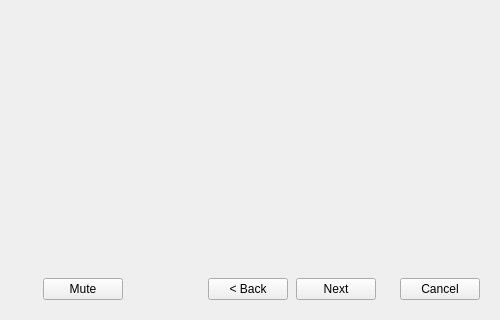
First picture: the form in src/installerwindow.ui, repository CommitteeOfZero/noidget, before the edit; both pictures show x 0 to 500 and y 260 to 580 of the 500 by 580 pixel window.
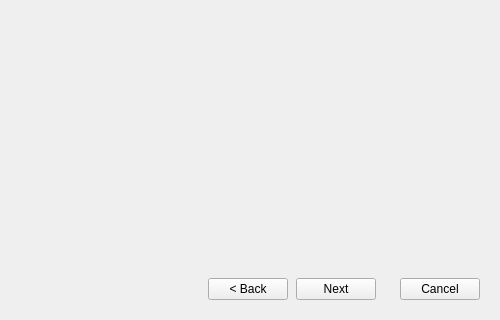
Second picture: the form after the edit. Icons and pictures are not drawn.

Commit message: 'titlebar' buttons

```diff
--- a/src/installerwindow.ui
+++ b/src/installerwindow.ui
@@ -137,39 +137,6 @@
              <property name="topMargin">
               <number>0</number>
              </property>
-             <item>
-              <widget class="QPushButton" name="muteButton">
-               <property name="sizePolicy">
-                <sizepolicy hsizetype="Minimum" vsizetype="Preferred">
-                 <horstretch>0</horstretch>
-                 <verstretch>0</verstretch>
-                </sizepolicy>
-               </property>
-               <property name="minimumSize">
-                <size>
-                 <width>60</width>
-                 <height>0</height>
-                </size>
-               </property>
-               <property name="text">
-                <string>Mute</string>
-               </property>
-               <property name="icon">
-                <iconset>
-                 <normalon>:/mute.png</normalon>
-                </iconset>
-               </property>
-               <property name="iconSize">
-                <size>
-                 <width>16</width>
-                 <height>16</height>
-                </size>
-               </property>
-               <property name="hasIcon" stdset="0">
-                <bool>true</bool>
-               </property>
-              </widget>
-             </item>
              <item>
               <spacer name="horizontalSpacer">
                <property name="orientation">
```
Left out of the diff: 4 changed lines with no effect on the pictures. The commit also changes 5 other files.
